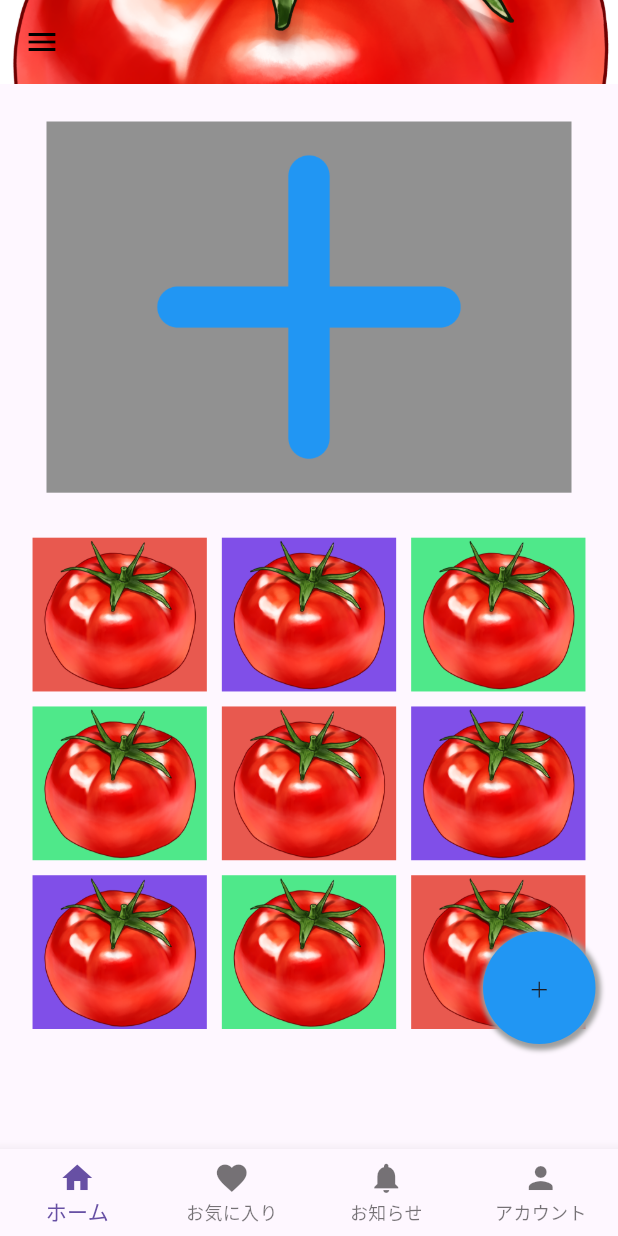
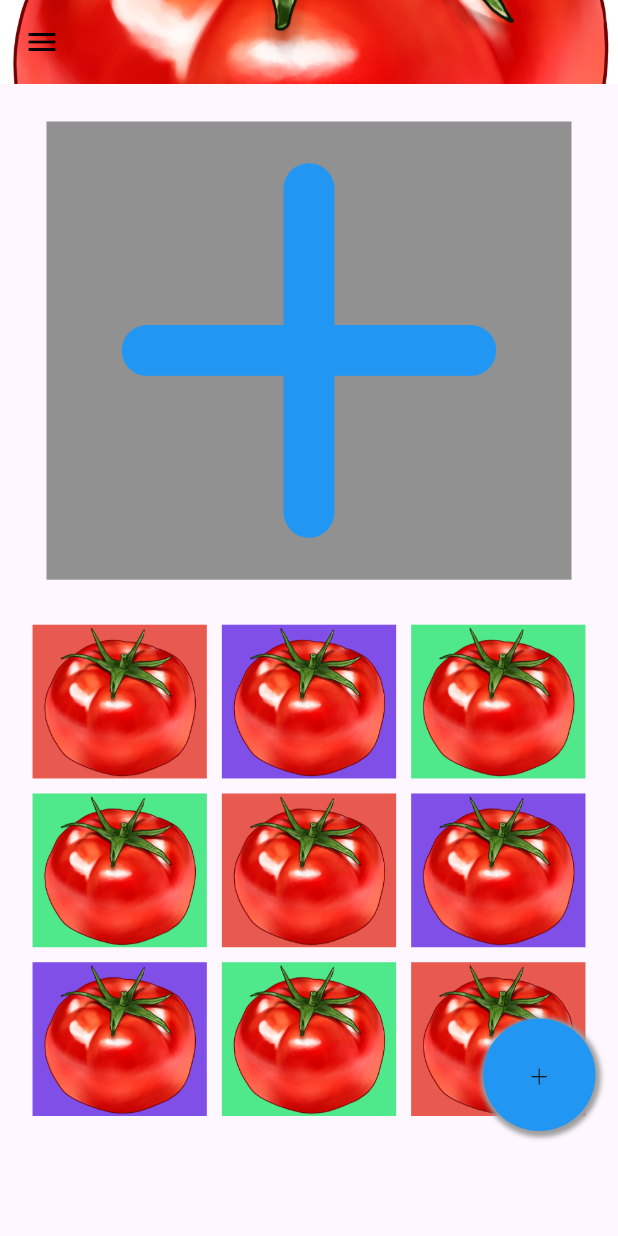
Before and after one commit to hryoshihara0692/Todo, a Flutter app: the screen it shows after launch, on a phone screen of 412 x 824 dp. Run offline on Flutter 3.47's test engine with Material 3 defaults, Android fonts, the phone set to English and light mode, and no system bars; drawn by our look-alikes of google_mobile_ads; our stand-ins replace firebase_auth, firebase_core, flutter_riverpod, go_router, riverpod_annotation, sqflite; accounts and stored records are empty; generated files the repository leaves out were written again; network calls fail.

Commit message:
2024/01/08 ボトムメニューをコメントアウト（必要になったら実装する）

```diff
--- a/lib/pages/home.dart
+++ b/lib/pages/home.dart
@@ -298,19 +298,19 @@ class _HomePageState extends State<HomePage> {
               ),
             ],
           ),
-          bottomNavigationBar: BottomNavigationBar(
-            currentIndex: _selectedIndex,
-            onTap: _onItemTapped,
-            items: const <BottomNavigationBarItem>[
-              BottomNavigationBarItem(icon: Icon(Icons.home), label: 'ホーム'),
-              BottomNavigationBarItem(
-                  icon: Icon(Icons.favorite), label: 'お気に入り'),
-              BottomNavigationBarItem(
-                  icon: Icon(Icons.notifications), label: 'お知らせ'),
-              BottomNavigationBarItem(icon: Icon(Icons.person), label: 'アカウント'),
-            ],
-            type: BottomNavigationBarType.fixed,
-          ),
+          // bottomNavigationBar: BottomNavigationBar(
+          //   currentIndex: _selectedIndex,
+          //   onTap: _onItemTapped,
+          //   items: const <BottomNavigationBarItem>[
+          //     BottomNavigationBarItem(icon: Icon(Icons.home), label: 'ホーム'),
+          //     BottomNavigationBarItem(
+          //         icon: Icon(Icons.favorite), label: 'お気に入り'),
+          //     BottomNavigationBarItem(
+          //         icon: Icon(Icons.notifications), label: 'お知らせ'),
+          //     BottomNavigationBarItem(icon: Icon(Icons.person), label: 'アカウント'),
+          //   ],
+          //   type: BottomNavigationBarType.fixed,
+          // ),
         ),
       ),
     );
```
